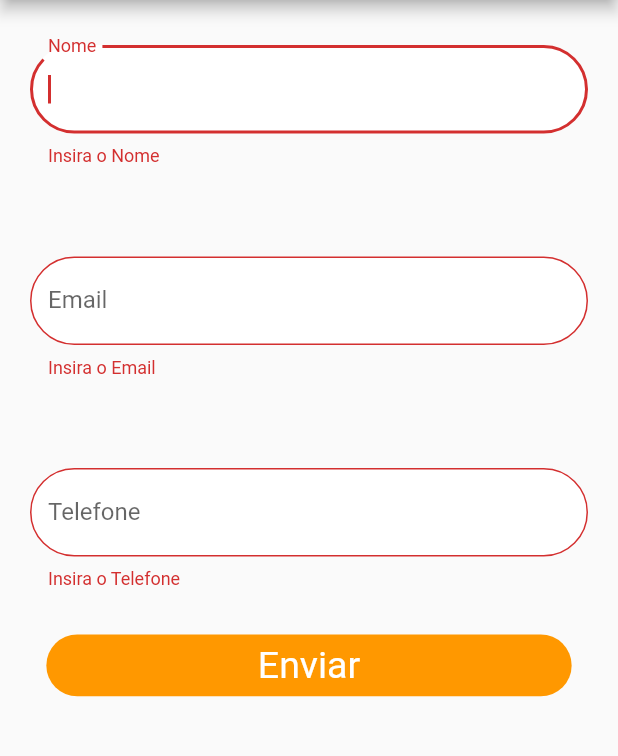
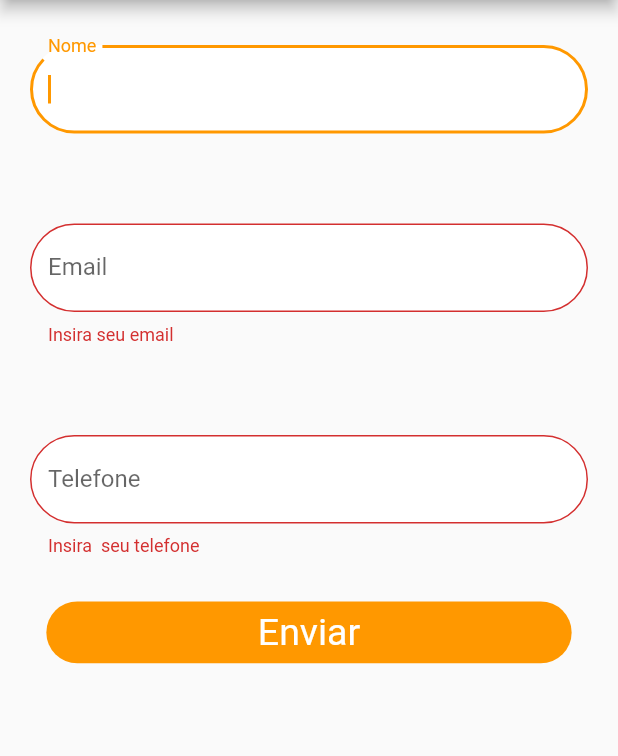
Before and after one commit to Numb4r/-Deprecated-contatar-aula, a Flutter app: the CadastroAvulsa screen opened by its route, after a tap on "Enviar", on a phone screen of 412 x 824 dp, the part 84-840 px from its top. Run offline on Flutter 3.47's test engine with Material 2 defaults, Android fonts, the phone set to English and light mode, and no system bars; our stand-ins replace email_validator, flutter_credit_card, flutter_staggered_animations; missing offline and left inert: spring_button.

Commit message:
feito a validacao de email e de cada campo separadamente

```diff
--- a/lib/app/screens/aulaAvulsa/cadastroAvulsa/components/campoCadastro.dart
+++ b/lib/app/screens/aulaAvulsa/cadastroAvulsa/components/campoCadastro.dart
@@ -1,3 +1,4 @@
+import 'package:email_validator/email_validator.dart';
 import 'package:flutter/material.dart';
 
 Widget campoCadastro(
@@ -25,9 +26,20 @@ Widget campoCadastro(
       ),
       validator: (value) {
         if (value.isEmpty) {
-          return "Insira o $label";
+          if (label.toString().contains("Email")) {
+            return "Insira seu email";
+          }
+          if (label.toString().contains("Senha")) {
+            return "Insira sua senha";
+          }
+          if (label.toString().contains("Telefone")) {
+            return "Insira  seu telefone";
+          }
         } else {
-          return null;
+          if (label.toString().contains("Email") &&
+              !EmailValidator.validate(value)) {
+            return "Insira um email valido";
+          }
         }
       },
     ),
```
